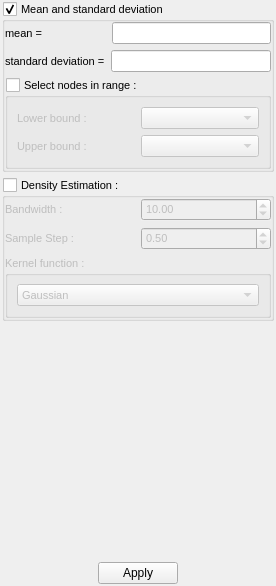
This is plugins/view/HistogramView/HistoStatsConfigWidget.ui in vadivelselvaraj/TulipGLImprovement as Qt 5 draws it before an edit. The edited form follows.
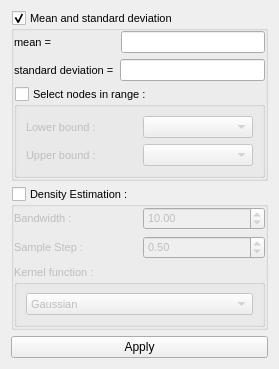
This is the edited form.

The edit to the form file:
```diff
--- a/plugins/view/HistogramView/HistoStatsConfigWidget.ui
+++ b/plugins/view/HistogramView/HistoStatsConfigWidget.ui
@@ -6,8 +6,8 @@
    <rect>
     <x>0</x>
     <y>0</y>
-    <width>276</width>
-    <height>586</height>
+    <width>279</width>
+    <height>345</height>
    </rect>
   </property>
   <property name="windowTitle">
@@ -17,9 +17,6 @@
    <bool>true</bool>
   </property>
   <layout class="QVBoxLayout" name="verticalLayout_4">
-   <property name="margin">
-    <number>2</number>
-   </property>
    <item>
     <widget class="QGroupBox" name="displayMeanAndSdGB">
      <property name="font">
@@ -65,7 +62,11 @@
          </widget>
         </item>
         <item>
-         <widget class="QLineEdit" name="standardDeviationValue"/>
+         <widget class="QLineEdit" name="standardDeviationValue">
+          <property name="readOnly">
+           <bool>true</bool>
+          </property>
+         </widget>
         </item>
        </layout>
       </item>
@@ -241,54 +242,11 @@
     </widget>
    </item>
    <item>
-    <spacer name="verticalSpacer">
-     <property name="orientation">
-      <enum>Qt::Vertical</enum>
+    <widget class="QPushButton" name="applyButton">
+     <property name="text">
+      <string>Apply</string>
      </property>
-     <property name="sizeHint" stdset="0">
-      <size>
-       <width>20</width>
-       <height>216</height>
-      </size>
-     </property>
-    </spacer>
-   </item>
-   <item>
-    <layout class="QHBoxLayout" name="horizontalLayout">
-     <item>
-      <spacer name="horizontalSpacer">
-       <property name="orientation">
-        <enum>Qt::Horizontal</enum>
-       </property>
-       <property name="sizeHint" stdset="0">
-        <size>
-         <width>40</width>
-         <height>20</height>
-        </size>
-       </property>
-      </spacer>
-     </item>
-     <item>
-      <widget class="QPushButton" name="applyButton">
-       <property name="text">
-        <string>Apply</string>
-       </property>
-      </widget>
-     </item>
-     <item>
-      <spacer name="horizontalSpacer_2">
-       <property name="orientation">
-        <enum>Qt::Horizontal</enum>
-       </property>
-       <property name="sizeHint" stdset="0">
-        <size>
-         <width>40</width>
-         <height>20</height>
-        </size>
-       </property>
-      </spacer>
-     </item>
-    </layout>
+    </widget>
    </item>
   </layout>
  </widget>
```
